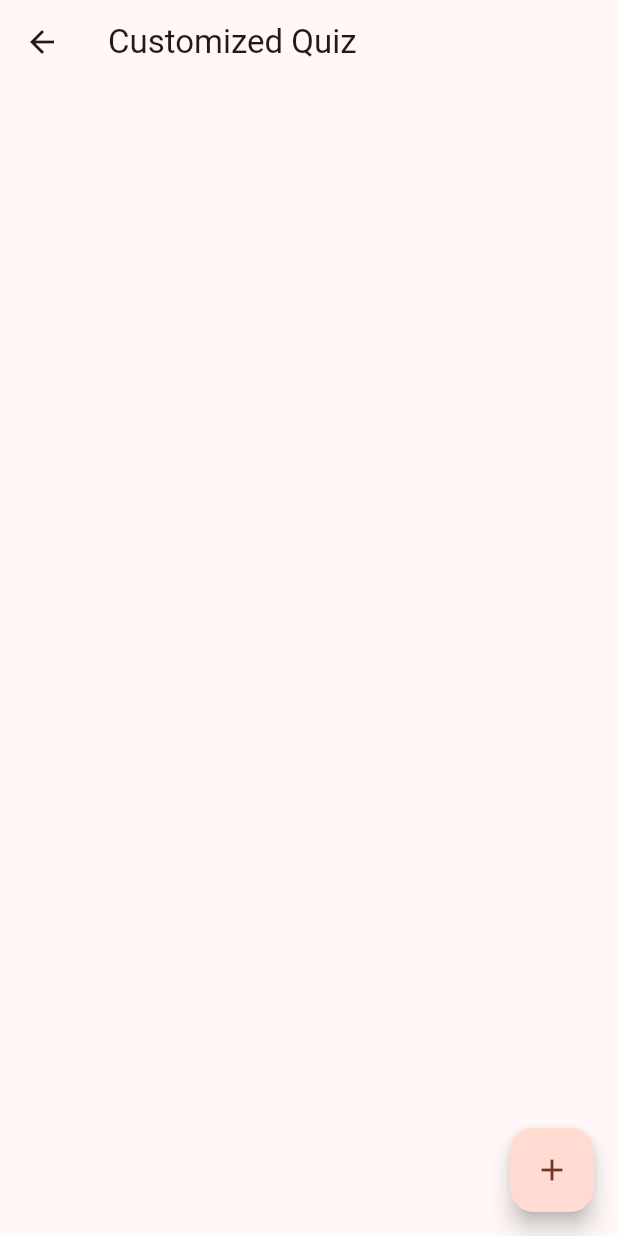
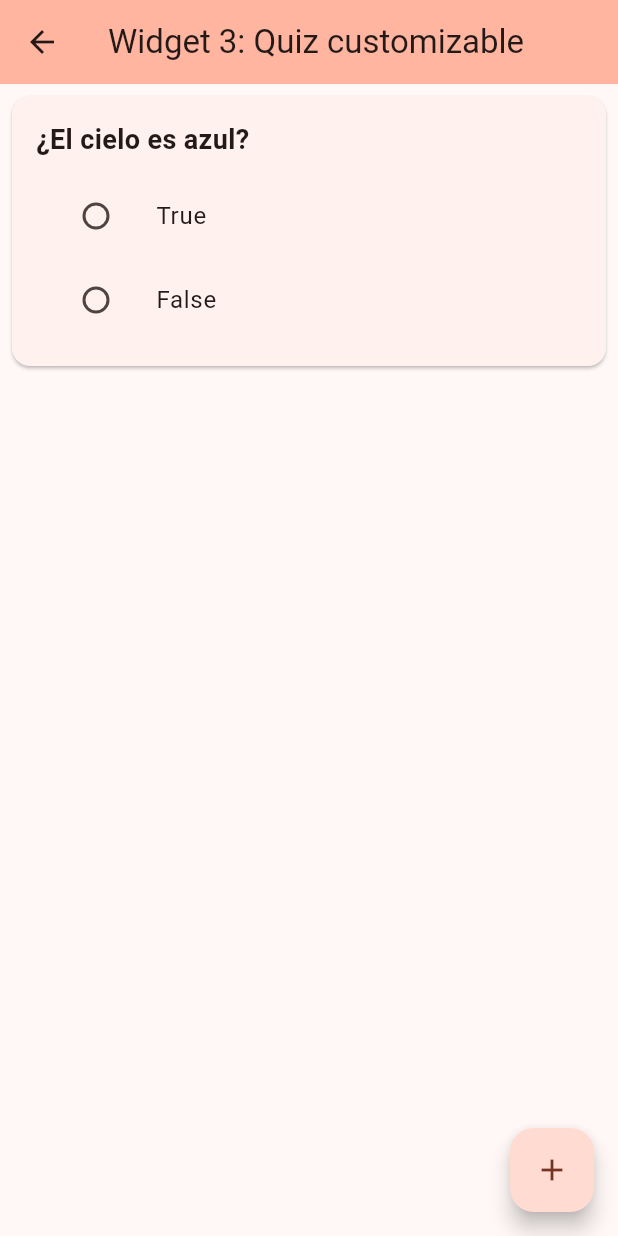
Before and after one commit to zromeros/excuela_challenge, a Flutter app: the CustomizedQuizScreen screen opened by its route, after a tap on the "add" icon, on a phone screen of 412 x 824 dp. Run offline on Flutter 3.47's test engine with Material 3 defaults, Android fonts, the phone set to English and light mode, and no system bars.

Commit message:
add last challenge item

```diff
--- a/lib/models/question_quiz_model.dart
+++ b/lib/models/question_quiz_model.dart
@@ -1,8 +1,13 @@
+enum QuestionType {
+  trueFalse,
+  multipleChoice
+}
+
 class QuestionQuizModel {
   final String question;
   final List<String>? options;
   final bool? answer;
-  final String type;
+  final QuestionType type;
 
   QuestionQuizModel({
     required this.question,
--- a/lib/screens/customized_quiz_screen.dart
+++ b/lib/screens/customized_quiz_screen.dart
@@ -1,5 +1,6 @@
 import 'package:flutter/material.dart';
 import 'package:provider/provider.dart';
+import '../models/question_quiz_model.dart';
 import '../providers/question_quiz_provider.dart';
 import '../widgets/question_quiz.dart';
 
@@ -8,9 +9,12 @@ class CustomizedQuizScreen extends StatelessWidget {
 
   @override
   Widget build(BuildContext context) {
+    final questionProvider =  Provider.of<QuestionQuizProvider>(context, listen: false);
+
     return Scaffold(
       appBar: AppBar(
-        title: const Text('Customized Quiz'),
+        backgroundColor: Theme.of(context).colorScheme.inversePrimary,
+        title: const Text('Widget 3: Quiz customizable'),
       ),
       body: Consumer<QuestionQuizProvider>(
         builder: (context, questionQuizProvider, child) {
@@ -26,7 +30,13 @@ class CustomizedQuizScreen extends StatelessWidget {
       ),
       floatingActionButton: FloatingActionButton(
         onPressed: () {
-          print('test');
+          questionProvider.addQuestion(
+              QuestionQuizModel(
+                  question: '¿El cielo es azul?',
+                  options: ['Verdadero', 'falso'],
+                  answer: true,
+                  type: QuestionType.trueFalse)
+          );
         },
         child: const Icon(Icons.add),
       ),
--- a/lib/widgets/question_quiz.dart
+++ b/lib/widgets/question_quiz.dart
@@ -20,7 +20,7 @@ class QuestionQuizWidget extends StatelessWidget {
               style: const TextStyle(fontSize: 18, fontWeight: FontWeight.bold),
             ),
             const SizedBox(height: 10),
-            if (questionQuiz.type == 'multiple_choice') ...[
+            if (questionQuiz.type == QuestionType.multipleChoice) ...[
               for (var option in questionQuiz.options!)
                 ListTile(
                   title: Text(option),
@@ -30,7 +30,7 @@ class QuestionQuizWidget extends StatelessWidget {
                     onChanged: (value) {},
                   ),
                 ),
-            ] else if (questionQuiz.type == 'true_false') ...[
+            ] else if (questionQuiz.type == QuestionType.trueFalse) ...[
               ListTile(
                 title: const Text('True'),
                 leading: Radio(
```
